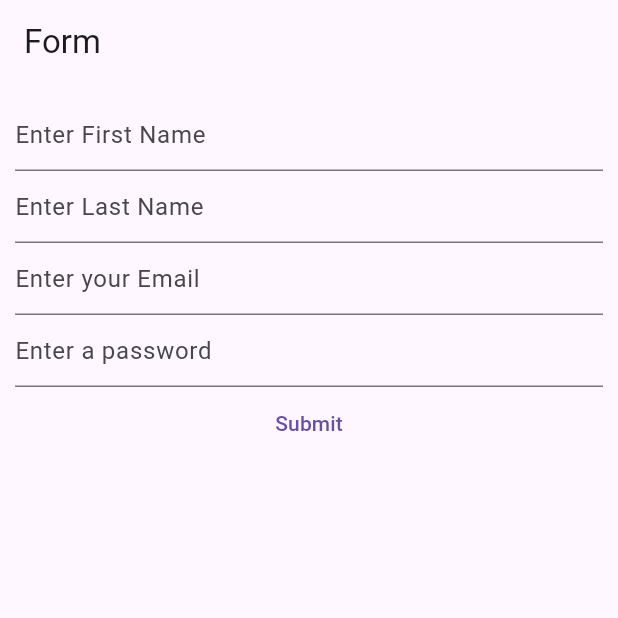
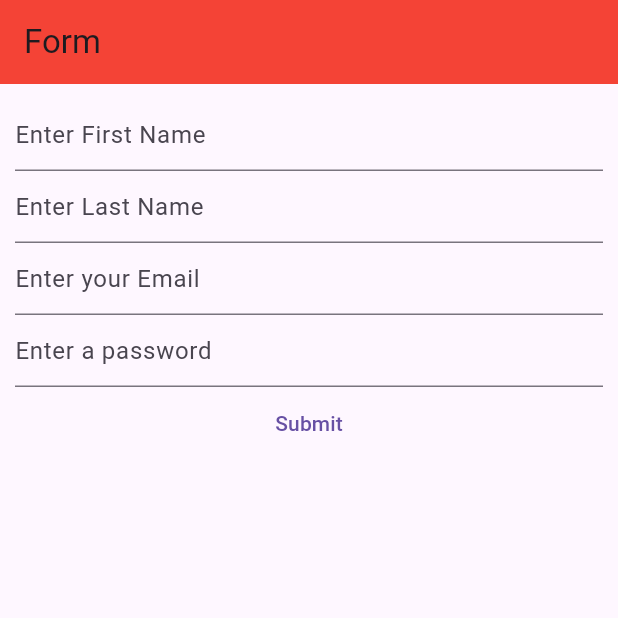
Before and after one commit to Soham801/Flutter_Widgets, a Flutter app: the screen it shows after launch, on a phone screen of 412 x 824 dp, the top half of it. Run offline on Flutter 3.47's test engine with Material 3 defaults, Android fonts, the phone set to English and light mode, and no system bars.

Commit message:
Form Color Changed

```diff
--- a/thirty_widgets/lib/widgets/form.dart
+++ b/thirty_widgets/lib/widgets/form.dart
@@ -39,7 +39,7 @@ class _FormWidgetState extends State<FormWidget> {
   @override
   Widget build(BuildContext context) {
     return Scaffold(
-      appBar: AppBar(title: Text("Form")),
+      appBar: AppBar(title: Text("Form"),backgroundColor: Colors.red,),
       body: Center(
         child: Container(
           margin: EdgeInsets.all(10),
```
